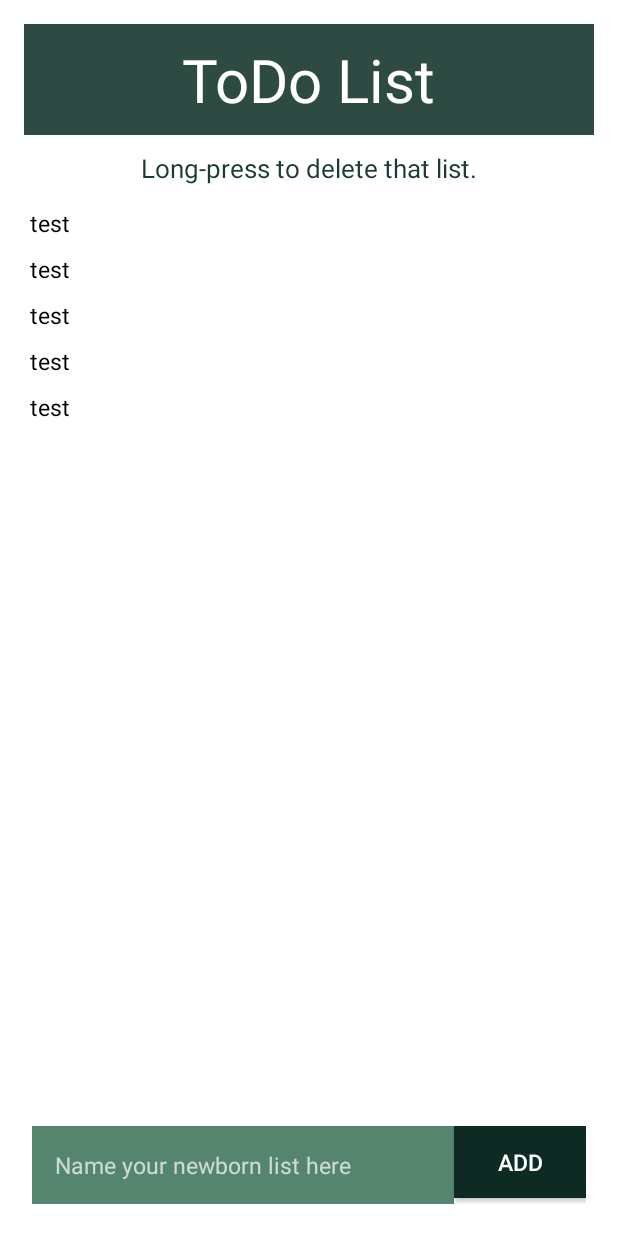
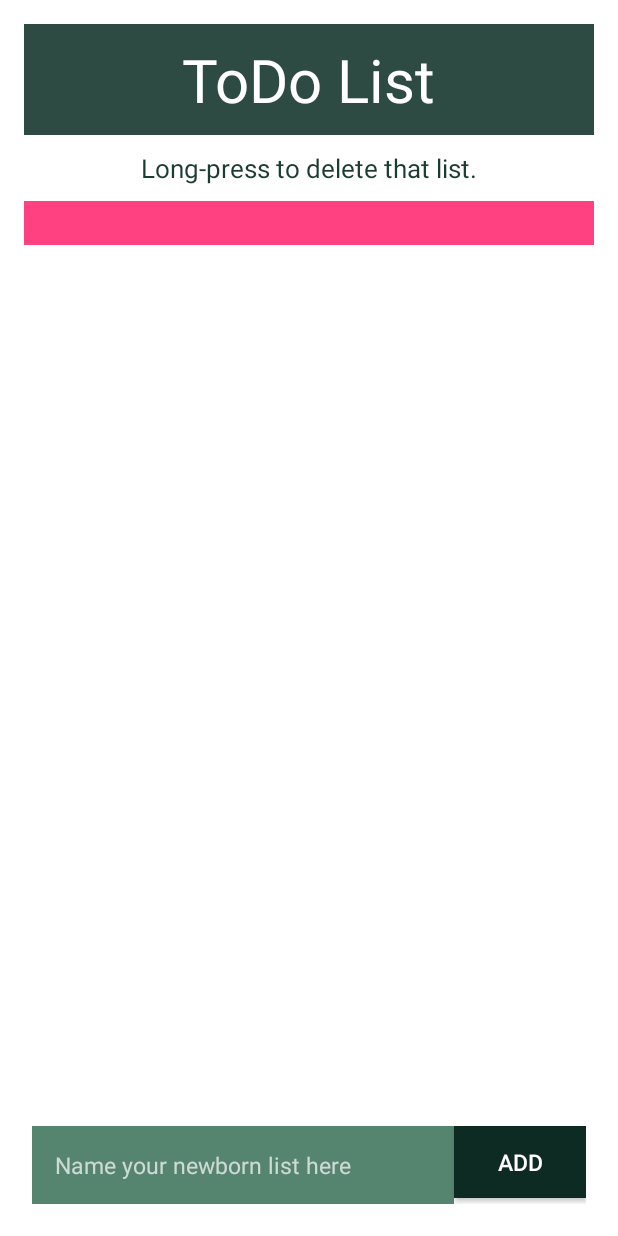
Before and after one commit to JessieStam/jessiestam-pset5_jaar2_desktop, an Android app: the screen it shows after launch (MainActivity), after a tap on "ADD", on a phone screen of 412 x 824 dp. Run offline under Robolectric (Android 15) with nearby library versions, the phone set to English and light mode, and no system bars.

Commit message:
Hallelujah de eerste fragmentclass werkt.

```diff
--- a/app/src/main/java/jessie_stam/jessiestam_pset5_jaar2_desktop/MainActivity.java
+++ b/app/src/main/java/jessie_stam/jessiestam_pset5_jaar2_desktop/MainActivity.java
@@ -1,10 +1,14 @@
 package jessie_stam.jessiestam_pset5_jaar2_desktop;
 
-import android.content.Intent;
+
 import android.os.Bundle;
 import android.support.v4.app.FragmentActivity;
+import android.support.v4.app.FragmentManager;
+import android.support.v4.app.FragmentTransaction;
+import android.support.v4.app.ListFragment;
 import android.view.View;
 import android.widget.EditText;
+import android.widget.FrameLayout;
 
 public class MainActivity extends FragmentActivity {
 
@@ -16,12 +20,21 @@ public class MainActivity extends FragmentActivity {
     String todo_list_title;
     EditText user_list_input;
     //String clicked_list;
-    TodoListFragment listFragment;
+    ListFragment list_fragment;
+    FrameLayout fragment_container;
+    FragmentManager fragment_manager;
+    FragmentTransaction fragment_transaction;
+    Integer fragment_counter;
+    //TodoListFragment previous_fragment;
 
     @Override
     protected void onCreate(Bundle savedInstanceState) {
         super.onCreate(savedInstanceState);
         setContentView(R.layout.activity_main);
+
+        fragment_counter = 0;
+
+        createFragment();
 
 
         //screen_list_list = new ListView(this);
@@ -37,7 +50,6 @@ public class MainActivity extends FragmentActivity {
         // construct new manager
         todo_manager = TodoManager.getOurInstance();
 
-        listFragment = new TodoListFragment();
 
     }
 
@@ -59,23 +71,54 @@ public class MainActivity extends FragmentActivity {
         // clear the input line after text is added
         user_list_input.getText().clear();
 
-    }
-
-    public void deleteList(String delete_list) {
-
-        todo_manager.deleteList(delete_list);
+        refreshFragment();
 
     }
 
-    public void moveToSecond(View view, String clicked_list) {
+    public void createFragment() {
 
-        // move to SecondActivity
-        Intent listItems = new Intent(view.getContext(), SecondActivity.class);
+        //list_fragment = new TodoListFragment();
+        if (fragment_container == null) {
+            fragment_container = new FrameLayout(this);
+            fragment_container = (FrameLayout) findViewById(R.id.todo_list_list);
 
-        listItems.putExtra("list_name", clicked_list);
-        startActivity(listItems);
+            fragment_manager = getSupportFragmentManager();
+            fragment_transaction = fragment_manager.beginTransaction();
+        }
+        fragment_transaction.add(R.id.todo_list_list, TodoListFragment.newInstance()).commit();
+
+        fragment_counter += 1;
 
     }
 
+    public void refreshFragment() {
+
+        fragment_manager = getSupportFragmentManager();
+        fragment_transaction = fragment_manager.beginTransaction();
+
+        fragment_transaction.replace(R.id.todo_list_list, TodoListFragment.newInstance()).commit();
+
+        //fragment_counter += 1;
+
+    }
+
+//    public void deleteList(String delete_list) {
+//
+//        todo_manager.deleteList(delete_list);
+//
+//        Log.d("test", "list deleted from main");
+//
+//    }
+
+//    public void moveToSecond(View view, String clicked_list) {
+//
+//        // move to SecondActivity
+//        Intent listItems = new Intent(view.getContext(), SecondActivity.class);
+//
+//        listItems.putExtra("list_name", clicked_list);
+//        startActivity(listItems);
+//
+//    }
+
     // maak change listview class - gebruik daar fragment
 }
--- a/app/src/main/java/jessie_stam/jessiestam_pset5_jaar2_desktop/TodoListFragment.java
+++ b/app/src/main/java/jessie_stam/jessiestam_pset5_jaar2_desktop/TodoListFragment.java
@@ -6,6 +6,7 @@ import android.util.Log;
 import android.view.LayoutInflater;
 import android.view.View;
 import android.view.ViewGroup;
+import android.widget.AdapterView;
 import android.widget.ArrayAdapter;
 
 import java.util.ArrayList;
@@ -27,6 +28,16 @@ public class TodoListFragment extends ListFragment {
 //        super.onAttach(context);
 //    }
 
+    public static TodoListFragment newInstance() {
+
+        TodoListFragment fragment = new TodoListFragment();
+        Bundle bundle = new Bundle();
+
+        fragment.setArguments(bundle);
+
+        return fragment;
+    }
+
     @Override
     public View onCreateView(LayoutInflater inflater, ViewGroup container,
                              Bundle savedInstanceState) {
@@ -34,11 +45,7 @@ public class TodoListFragment extends ListFragment {
 
         Log.d("test", "fragment created");
 
-        View todolist_view = inflater.inflate(R.layout.todolist_fragment, container, false);
-
-        todo_manager = TodoManager.getOurInstance();
-
-        return todolist_view;
+        return inflater.inflate(R.layout.todolist_fragment, container, false);
     }
 
 
@@ -48,7 +55,11 @@ public class TodoListFragment extends ListFragment {
 
         // plaats hier de lijst in de listview (nadat de lijst is opgehaald
 
+        main = new MainActivity();
+
         Log.d("test", "activity created");
+
+        todo_manager = TodoManager.getOurInstance();
 
         todo_list_list = todo_manager.getListTitleStrings();
 
@@ -58,11 +69,12 @@ public class TodoListFragment extends ListFragment {
         else {
             Log.d("test", "todo_list_list is leeg");
 
-            todo_list_list.add("test");
-            todo_list_list.add("test");
-            todo_list_list.add("test");
-            todo_list_list.add("test");
-            todo_list_list.add("test");
+        }
+
+        Log.d("test", "printing todo_list_list now");
+
+        for (String list : todo_list_list) {
+            Log.d("test", "todo_list_list title: " + list);
         }
 
         // Populate list with our array of titles.
@@ -71,33 +83,43 @@ public class TodoListFragment extends ListFragment {
 
         setListAdapter(todolist_adapter);
 
-//        getListView().setOnItemLongClickListener(new AdapterView.OnItemLongClickListener() {
-//            @Override
-//            public boolean onItemLongClick(AdapterView<?> adapterView, View view, int position,
-//                                           long id) {
-//
-//                // remove the item at the touched position and update data
-//                String remove_list = (String) adapterView.getItemAtPosition(position);
-//
-//                main.deleteList(remove_list);
-//
-//                todo_list_list.remove(remove_list);
-//                todolist_adapter.notifyDataSetChanged();
-//
-//                return true;
-//            }
-//        });
+        getListView().setOnItemLongClickListener(new AdapterView.OnItemLongClickListener() {
+            @Override
+            public boolean onItemLongClick(AdapterView<?> adapterView, View view, int position,
+                                           long id) {
+
+                // remove the item at the touched position and update data
+                String remove_list = (String) adapterView.getItemAtPosition(position);
+
+                //todo_list_list = todo_manager.getListTitleStrings();
+
+                for (String list : todo_list_list) {
+                    Log.d("test", "todo_list_list_title after click: " + list);
+                }
+
+                Log.d("test", "clicked item: " + remove_list);
+
+                todo_manager.deleteList(remove_list);
+
+                todo_list_list.remove(remove_list);
+
+                for (String list : todo_list_list) {
+                    Log.d("test", "todo_list_list_title after remove: " + list);
+                }
+
+                todolist_adapter.notifyDataSetChanged();
+
+                return true;
+            }
+        });
 
     }
 
-//    public void refreshList(ArrayList<String> list){
-//        this.todo_list_list.clear();
-//
-//        if(todo_list_list != null) {
-//            this.todo_list_list.addAll(list);
-//        }
-//        todolist_adapter.notifyDataSetChanged();
-//    }
+    public void refreshList(ArrayList<String> list){
+
+
+
+    }
 
 //    @Override
 //    public void onViewCreated(View view, Bundle savedInstanceState) {
@@ -127,7 +149,6 @@ public class TodoListFragment extends ListFragment {
 //        main.moveToSecond(view, clicked_list);
 //    }
 
-
     @Override
     public void onStart() {
         super.onStart();
--- a/app/src/main/java/jessie_stam/jessiestam_pset5_jaar2_desktop/TodoManager.java
+++ b/app/src/main/java/jessie_stam/jessiestam_pset5_jaar2_desktop/TodoManager.java
@@ -1,4 +1,6 @@
 package jessie_stam.jessiestam_pset5_jaar2_desktop;
+
+import android.util.Log;
 
 import java.util.ArrayList;
 
@@ -67,9 +69,16 @@ public class TodoManager {
      * Iterates over todo_list_list and checks if it's the list to be deleted
      */
     public void deleteList(String delete_list) {
+
+        Log.d("test", "inside deleteList");
+
         for (TodoList list : todo_list_list) {
+
+            Log.d("test", "deleteListe title: " + list.getTitle());
+
             if (list.getTitle().equals(delete_list)) {
                 todo_list_list.remove(list);
+                break;
             }
         }
     }
@@ -86,6 +95,10 @@ public class TodoManager {
 
     public ArrayList<String> getListTitleStrings() {
 
+        if (todo_list_list_strings != null) {
+            todo_list_list_strings = new ArrayList<>();
+        }
+
         for (TodoList todo : todo_list_list) {
             String title = todo.getTitle();
             todo_list_list_strings.add(title);
--- a/app/src/main/res/layout/activity_main.xml
+++ b/app/src/main/res/layout/activity_main.xml
@@ -47,13 +47,11 @@
             android:textSize="17sp"
             android:layout_weight="0"/>
 
-        <fragment
+        <FrameLayout
             android:layout_height="wrap_content"
             android:layout_width="match_parent"
-            class="jessie_stam.jessiestam_pset5_jaar2_desktop.TodoListFragment"
             android:id="@+id/todo_list_list"
-            android:layout_weight="1"
-            tools:layout="@layout/todolist_fragment"/>
+            android:layout_weight="1"/>
 
         <LinearLayout
             android:orientation="horizontal"
--- a/app/src/main/res/layout/todolist_fragment.xml
+++ b/app/src/main/res/layout/todolist_fragment.xml
@@ -8,6 +8,7 @@ android:layout_height="match_parent">
 <ListView
     android:layout_width="match_parent"
     android:layout_height="wrap_content"
-    android:id="@+id/android:list" />
+    android:id="@+id/android:list"
+    android:background="@color/colorAccent"/>
 
 </LinearLayout>
```
